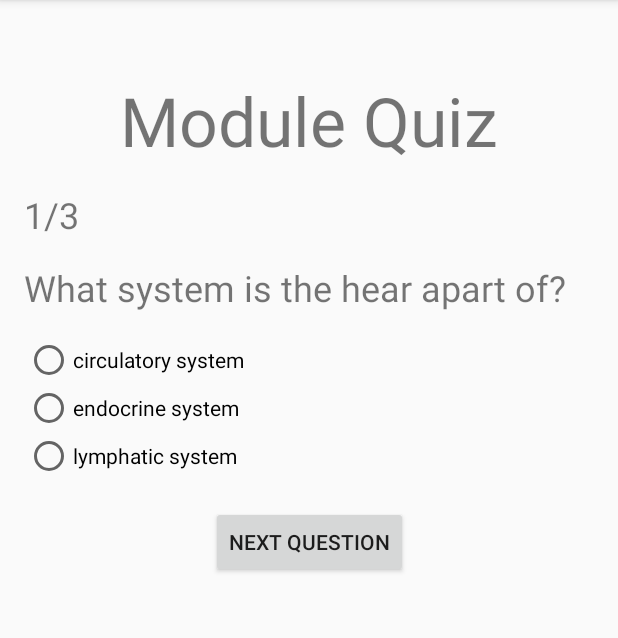
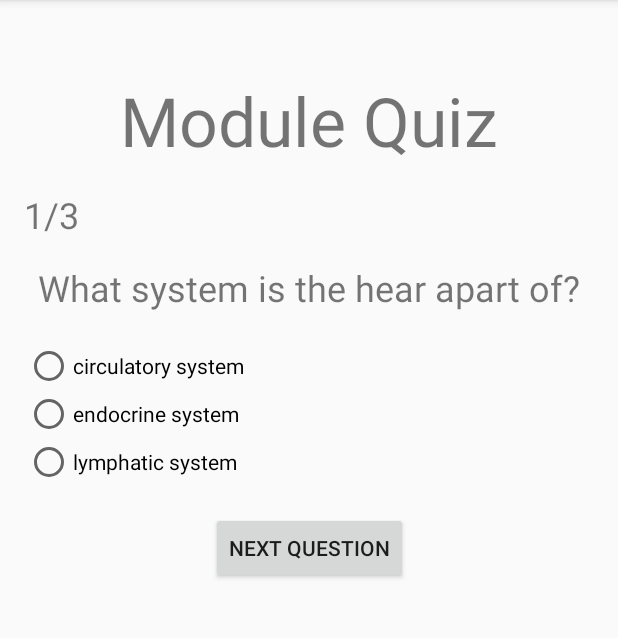
Before and after one commit to tristanbagnulo/learning_app, an Android app: the ModuleQuizActivity screen opened directly, with no data from a screen before it, on a phone screen of 412 x 824 dp, the part 84-722 px from its top. Run offline under Robolectric (Android 15) with nearby library versions, the phone set to English and light mode, and no system bars; 1 statement that could not run was skipped.

Commit message:
Minor changes

```diff
--- a/app/src/main/res/layout/activity_module_quiz.xml
+++ b/app/src/main/res/layout/activity_module_quiz.xml
@@ -21,22 +21,25 @@
         android:id="@+id/tvQuestion"
         android:layout_width="wrap_content"
         android:layout_height="wrap_content"
+        android:layout_marginStart="16dp"
+        android:layout_marginLeft="16dp"
         android:layout_marginTop="16dp"
+        android:layout_marginEnd="16dp"
+        android:layout_marginRight="16dp"
         android:text="TextView"
         android:textSize="24sp"
-        app:layout_constraintStart_toStartOf="@+id/tvQuestionNumber"
+        app:layout_constraintEnd_toEndOf="parent"
+        app:layout_constraintStart_toStartOf="parent"
         app:layout_constraintTop_toBottomOf="@+id/tvQuestionNumber" />
 
     <RadioGroup
         android:id="@+id/radioGroup"
         android:layout_width="379dp"
         android:layout_height="97dp"
-        android:layout_marginTop="16dp"
-        android:layout_marginEnd="16dp"
-        android:layout_marginRight="16dp"
+        android:layout_marginTop="20dp"
         android:orientation="vertical"
         app:layout_constraintEnd_toEndOf="parent"
-        app:layout_constraintStart_toStartOf="@+id/tvQuestion"
+        app:layout_constraintStart_toStartOf="parent"
         app:layout_constraintTop_toBottomOf="@+id/tvQuestion">
 
         <RadioButton
```
